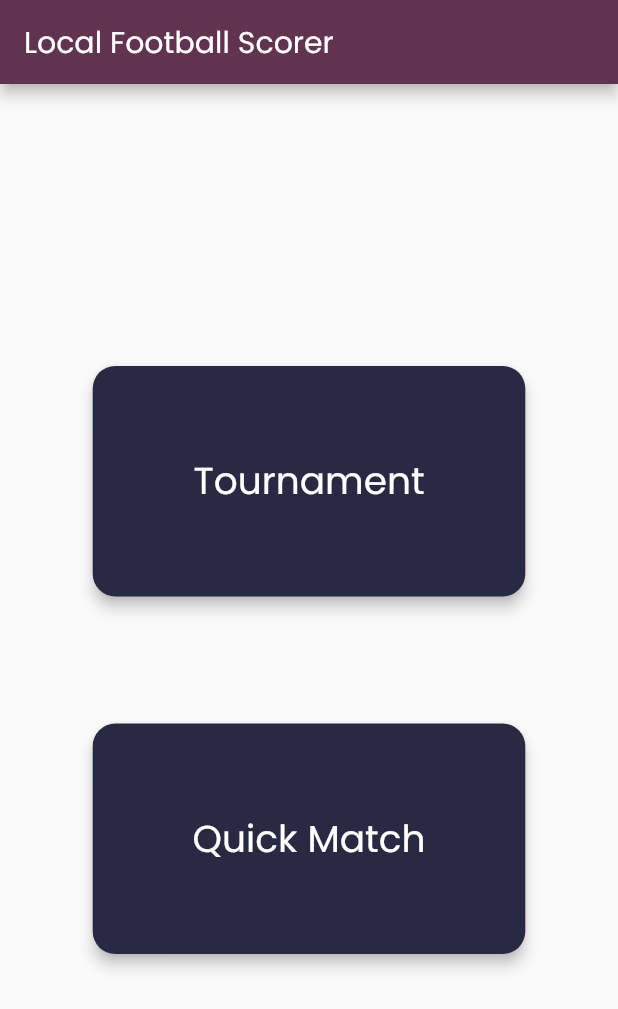
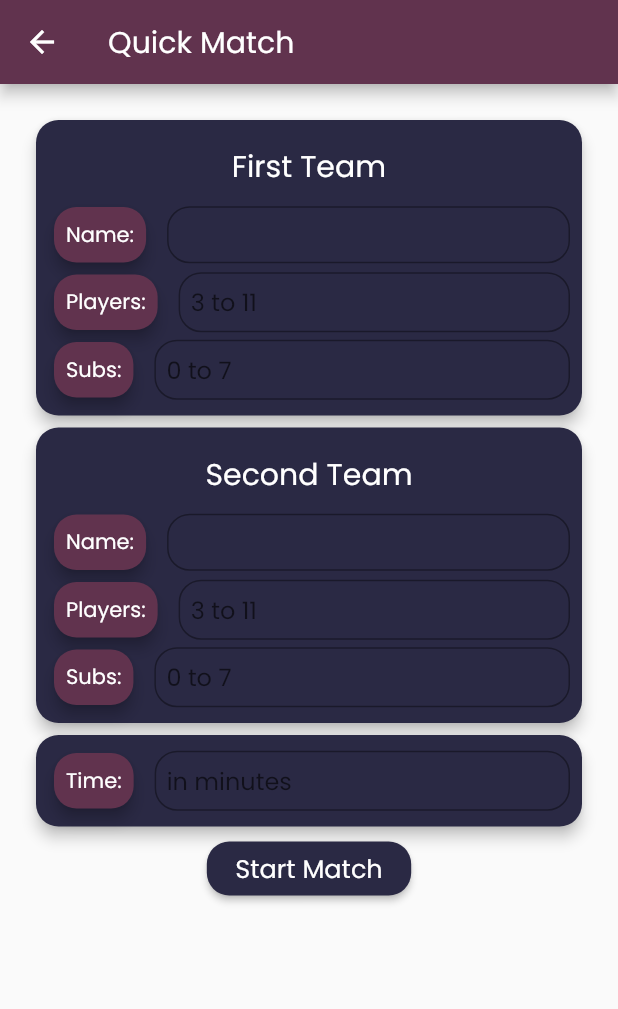
Before and after one commit to harshalh10/football-scorer, a Flutter app: the screen it shows after launch, after a tap on "Quick Match", on a phone screen of 412 x 824 dp. Shown: the top 1009 px of the screen. Run offline on Flutter 3.47's test engine with Material 2 defaults, Android fonts, the light colour scheme and no system bars.

Commit message:
Quick Match Screen

```diff
--- a/lib/game_choice.dart
+++ b/lib/custom/game_choice.dart
@@ -2,8 +2,9 @@ import 'package:flutter/material.dart';
 
 class GameChoice extends StatelessWidget {
   // const GameChoice({Key? key}) : super(key: key);
-  GameChoice(this.text);
-  final String text;
+  final String matchType;
+  GameChoice(this.matchType);
+
   @override
   Widget build(BuildContext context) {
     final appBar = AppBar();
@@ -22,14 +23,18 @@ class GameChoice extends StatelessWidget {
       child: InkWell(
         splashColor: Colors.lightBlue.withAlpha(30),
         onTap: () {
-          print('Card tapped.');
+          if (this.matchType == 'Quick Match') {
+            Navigator.pushNamed(context, '/team-creation',
+                arguments: this.matchType);
+            print('Quick Match Card tapped.');
+          }
         },
         child: SizedBox(
           width: appWidth * 0.7,
           height: appHeight * 0.2,
           child: Center(
             child: Text(
-              this.text,
+              this.matchType,
               style: TextStyle(
                 fontSize: 25,
                 // fontWeight: FontWeight.bold,
--- /dev/null
+++ b/lib/custom/team_input_card.dart
@@ -0,0 +1,180 @@
+import 'package:flutter/material.dart';
+import 'package:flutter/services.dart';
+
+class TeamInputCard extends StatefulWidget {
+  // const TeamInputCard({Key? key}) : super(key: key);
+  final String team;
+  TeamInputCard(this.team);
+  bool flag = false;
+  final teamNameController = TextEditingController(
+    text: null,
+  );
+  final teamPlayersController = TextEditingController(
+    text: null,
+  );
+  final teamSubsController = TextEditingController(
+    text: null,
+  );
+  bool inputTeamValidator() {
+    this.flag = false;
+    if (teamNameController.text == null ||
+        teamPlayersController.text == null ||
+        teamSubsController.text == null) {
+      print("null");
+      return this.flag;
+    }
+    final int teamPlayers = int.parse(teamPlayersController.text);
+    final int teamSubs = int.parse(teamSubsController.text);
+    if (teamPlayers < 3 || teamPlayers > 11 || teamSubs > 7) {
+      print("players subs");
+      return this.flag;
+    }
+    this.flag = true;
+    return this.flag;
+  }
+
+  @override
+  _TeamInputCardState createState() => _TeamInputCardState();
+}
+
+class _TeamInputCardState extends State<TeamInputCard> {
+  @override
+  Widget build(BuildContext context) {
+    return Card(
+      color: Theme.of(context).accentColor,
+      shape: RoundedRectangleBorder(
+        borderRadius: BorderRadius.circular(15.0),
+      ),
+      elevation: 4,
+      child: Padding(
+        padding: const EdgeInsets.all(8.0),
+        child: Column(
+          children: [
+            Padding(
+              padding: const EdgeInsets.all(8.0),
+              child: Text(
+                widget.team,
+                style: TextStyle(
+                  fontSize: 20,
+                ),
+              ),
+            ),
+            Row(
+              children: [
+                Card(
+                  color: Theme.of(context).primaryColor,
+                  shape: RoundedRectangleBorder(
+                    borderRadius: BorderRadius.circular(15.0),
+                  ),
+                  elevation: 4,
+                  child: Padding(
+                    padding: const EdgeInsets.all(8.0),
+                    child: Text("Name:"),
+                  ),
+                ),
+                SizedBox(
+                  width: 10,
+                ),
+                Expanded(
+                  child: TextField(
+                    controller: widget.teamNameController,
+                    keyboardType: TextInputType.text,
+                    cursorColor: Colors.white,
+                    style: TextStyle(
+                      color: Colors.white,
+                    ),
+                    decoration: InputDecoration(
+                      border: OutlineInputBorder(
+                        borderRadius: BorderRadius.circular(15.0),
+                      ),
+                      isDense: true, // Added this
+                      contentPadding: EdgeInsets.all(8),
+                    ),
+                  ),
+                ),
+              ],
+            ),
+            Row(
+              children: [
+                Card(
+                  color: Theme.of(context).primaryColor,
+                  shape: RoundedRectangleBorder(
+                    borderRadius: BorderRadius.circular(15.0),
+                  ),
+                  elevation: 4,
+                  child: Padding(
+                    padding: const EdgeInsets.all(8.0),
+                    child: Text("Players:"),
+                  ),
+                ),
+                SizedBox(
+                  width: 10,
+                ),
+                Expanded(
+                  child: TextField(
+                    controller: widget.teamPlayersController,
+                    keyboardType: TextInputType.number,
+                    cursorColor: Colors.white,
+                    inputFormatters: [
+                      FilteringTextInputFormatter.digitsOnly,
+                    ],
+                    style: TextStyle(
+                      color: Colors.white,
+                    ),
+                    decoration: InputDecoration(
+                      border: OutlineInputBorder(
+                        borderRadius: BorderRadius.circular(15.0),
+                      ),
+                      isDense: true,
+                      contentPadding: EdgeInsets.all(8),
+                      hintText: "3 to 11",
+                    ),
+                  ),
+                ),
+              ],
+            ),
+            Row(
+              children: [
+                Card(
+                  color: Theme.of(context).primaryColor,
+                  shape: RoundedRectangleBorder(
+                    borderRadius: BorderRadius.circular(15.0),
+                  ),
+                  elevation: 4,
+                  child: Padding(
+                    padding: const EdgeInsets.all(8.0),
+                    child: Text("Subs:"),
+                  ),
+                ),
+                SizedBox(
+                  width: 10,
+                ),
+                Expanded(
+                  child: TextField(
+                    controller: widget.teamSubsController,
+                    keyboardType: TextInputType.number,
+                    cursorColor: Colors.white,
+                    inputFormatters: [
+                      FilteringTextInputFormatter.digitsOnly,
+                    ],
+                    style: TextStyle(
+                      color: Colors.white,
+                    ),
+                    decoration: InputDecoration(
+                      border: OutlineInputBorder(
+                        borderRadius: BorderRadius.circular(15.0),
+                      ),
+                      isDense: true,
+                      contentPadding: EdgeInsets.all(8),
+                      hintText: "0 to 7",
+                    ),
+                  ),
+                ),
+              ],
+            ),
+          ],
+        ),
+      ),
+    );
+  }
+}
--- a/lib/main.dart
+++ b/lib/main.dart
@@ -1,5 +1,7 @@
 import 'package:flutter/material.dart';
-import './game_choice.dart';
+import './screens/match.dart';
+import './screens/team_creation_screen.dart';
+import 'custom/game_choice.dart';
 import './config/palette.dart';
 
 void main() {
@@ -24,6 +26,11 @@ class MyApp extends StatelessWidget {
         accentColor: Palette.appColorAccent,
       ),
       home: MyHomePage(),
+      initialRoute: '/',
+      routes: {
+        '/team-creation': (context) => TeamCreationScreen(),
+        '/match': (context) => CurrentMatch(),
+      },
     );
   }
 }
--- /dev/null
+++ b/lib/models/team.dart
@@ -0,0 +1,6 @@
+class Team {
+  final String name;
+  final int inTeamPlayers;
+  final int subs;
+  Team(this.name, this.inTeamPlayers, this.subs);
+}
--- /dev/null
+++ b/lib/screens/match.dart
@@ -0,0 +1,26 @@
+import 'package:flutter/material.dart';
+
+class CurrentMatch extends StatefulWidget {
+  const CurrentMatch({Key? key}) : super(key: key);
+
+  @override
+  _CurrentMatchState createState() => _CurrentMatchState();
+}
+
+class _CurrentMatchState extends State<CurrentMatch> {
+  @override
+  Widget build(BuildContext context) {
+    return Scaffold(
+      appBar: AppBar(
+        title: Text(
+          "Match",
+        ),
+      ),
+      body: Center(
+        child: Text(
+          "harshal",
+        ),
+      ),
+    );
+  }
+}
--- /dev/null
+++ b/lib/screens/team_creation_screen.dart
@@ -0,0 +1,150 @@
+import 'package:flutter/material.dart';
+import 'package:flutter/services.dart';
+
+import '../custom/team_input_card.dart';
+
+class TeamCreationScreen extends StatefulWidget {
+  const TeamCreationScreen({Key? key}) : super(key: key);
+  @override
+  _TeamCreationScreenState createState() => _TeamCreationScreenState();
+}
+
+class _TeamCreationScreenState extends State<TeamCreationScreen> {
+  TeamInputCard firstTeam = TeamInputCard(
+    "First Team",
+  );
+  TeamInputCard secondTeam = TeamInputCard(
+    "Second Team",
+  );
+  final timeController = TextEditingController(
+    text: null,
+  );
+
+  bool teamCreationValidator() {
+    if (timeController.text == null) {
+      return false;
+    }
+    final int time = int.parse(timeController.text);
+    if (firstTeam.inputTeamValidator() &&
+        secondTeam.inputTeamValidator() &&
+        time > 0 &&
+        time < 100) {
+      print("going next screen");
+      return true;
+    }
+    return false;
+  }
+
+  @override
+  Widget build(BuildContext context) {
+    final mediaQuery = MediaQuery.of(context);
+    final routeArgs = ModalRoute.of(context)!.settings.arguments as String;
+    final appBar = AppBar(
+      title: Text(routeArgs),
+    );
+    final appHeight = mediaQuery.size.height -
+        mediaQuery.padding.top -
+        appBar.preferredSize.height;
+
+    return Scaffold(
+      appBar: appBar,
+      body: Padding(
+        padding: const EdgeInsets.all(20.0),
+        child: SingleChildScrollView(
+          child: Center(
+            child: Column(
+              mainAxisAlignment: MainAxisAlignment.center,
+              crossAxisAlignment: CrossAxisAlignment.center,
+              children: [
+                // SizedBox(
+                //   height: appHeight * 0.04,
+                // ),
+                firstTeam,
+                // SizedBox(
+                //   height: appHeight * 0.05,
+                // ),
+                secondTeam,
+                // SizedBox(
+                //   height: appHeight * 0.05,
+                // ),
+                Card(
+                  color: Theme.of(context).accentColor,
+                  shape: RoundedRectangleBorder(
+                    borderRadius: BorderRadius.circular(15.0),
+                  ),
+                  elevation: 4,
+                  child: Padding(
+                    padding: const EdgeInsets.all(8.0),
+                    child: Row(
+                      children: [
+                        Card(
+                          color: Theme.of(context).primaryColor,
+                          shape: RoundedRectangleBorder(
+                            borderRadius: BorderRadius.circular(15.0),
+                          ),
+                          elevation: 4,
+                          child: Padding(
+                            padding: const EdgeInsets.all(8.0),
+                            child: Text("Time:"),
+                          ),
+                        ),
+                        SizedBox(
+                          width: 10,
+                        ),
+                        Expanded(
+                          child: TextField(
+                            controller: timeController,
+                            keyboardType: TextInputType.number,
+                            cursorColor: Colors.white,
+                            inputFormatters: [
+                              FilteringTextInputFormatter.digitsOnly,
+                            ],
+                            style: TextStyle(
+                              color: Colors.white,
+                            ),
+                            decoration: InputDecoration(
+                              hintText: "in minutes",
+                              border: OutlineInputBorder(
+                                borderRadius: BorderRadius.circular(15.0),
+                              ),
+                              isDense: true,
+                              contentPadding: EdgeInsets.all(8),
+                            ),
+                          ),
+                        ),
+                      ],
+                    ),
+                  ),
+                ),
+                ElevatedButton(
+                  onPressed: () {
+                    print("start button taped");
+                    if (this.teamCreationValidator()) {
+                      Navigator.pushNamed(context, '/match', arguments: null);
+                      print("in match screen");
+                    }
+                  },
+                  style: ElevatedButton.styleFrom(
+                    primary: Theme.of(context).accentColor,
+                    shape: RoundedRectangleBorder(
+                      borderRadius: BorderRadius.circular(15.0), // <-- Radius
+                    ),
+                  ),
+                  child: Padding(
+                    padding: const EdgeInsets.all(3.0),
+                    child: Text(
+                      'Start Match',
+                      style: TextStyle(
+                        fontSize: 17,
+                      ),
+                    ),
+                  ),
+                ),
+              ],
+            ),
+          ),
+        ),
+      ),
+    );
+  }
+}
```
